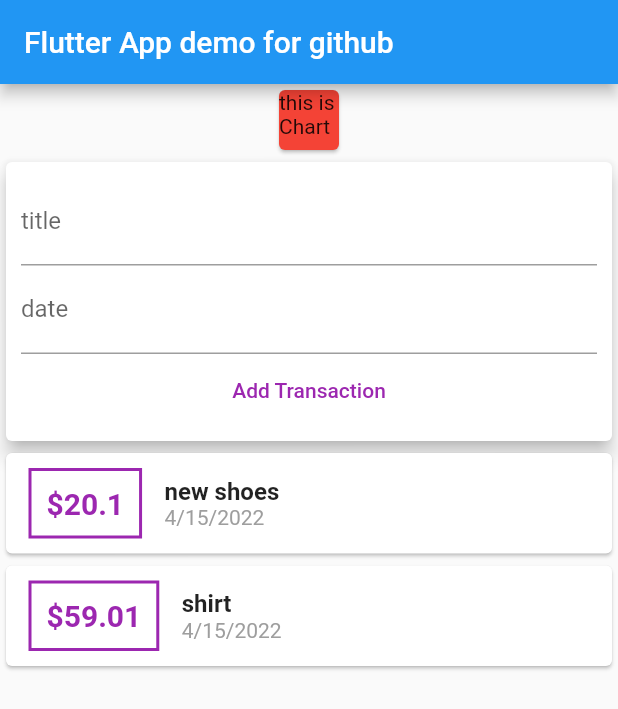
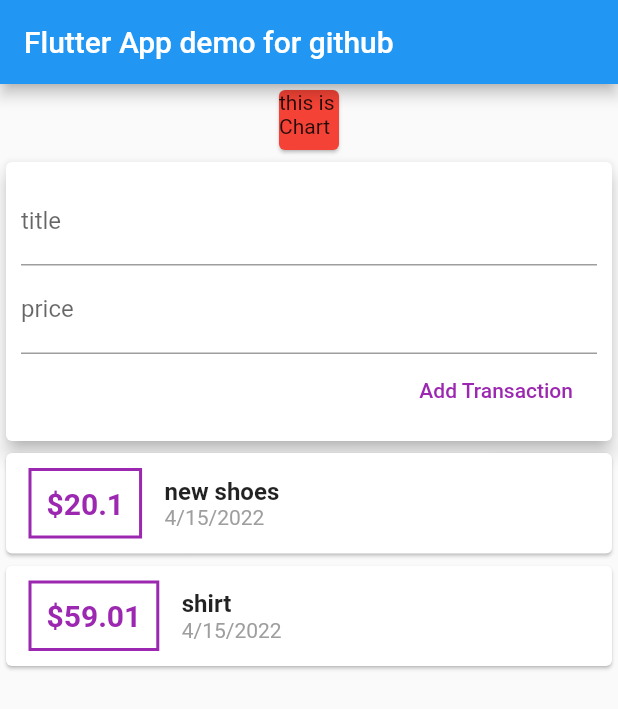
Before and after one commit to BawarX/expense, a Flutter app: the screen it shows after launch, after a tap on "Add Transaction", on a phone screen of 412 x 824 dp. Shown: the top 709 px of the screen. Run offline on Flutter 3.47's test engine with Material 2 defaults, Android fonts, the phone set to English and light mode, and no system bars.

Commit message:
added transaction button

```diff
--- a/lib/main.dart
+++ b/lib/main.dart
@@ -32,7 +32,10 @@ class MyHomePage extends StatelessWidget {
       date: DateTime.now(),
     ),
   ];
-
+  // String? titleInput;
+  // String? amountInput;
+    final titleController = TextEditingController();
+    final amountController = TextEditingController();
   @override
   Widget build(BuildContext context) {
     return Scaffold(
@@ -53,17 +56,27 @@ class MyHomePage extends StatelessWidget {
               child: Container(
                 padding: EdgeInsets.all(10),
                 child: Column(
+                  crossAxisAlignment: CrossAxisAlignment.end,
                   children: [
                     TextField(
-                      decoration: InputDecoration(label: Text('title')),
+                      decoration: InputDecoration(label: Text('title'),
+                      ),
+                      controller: titleController,
+                      // onChanged: (value) {
+                      //   titleInput = value;
+                      // },
                     ),
                     TextField(
-                      decoration: InputDecoration(label: Text('date')),
+                      decoration: InputDecoration(label: Text('price')),
+                      controller: amountController,
+                      // onChanged: (value)=> amountInput = value,
                     ),
-                    FlatButton(
+                     FlatButton(
                       child: Text("Add Transaction"),
                       textColor: Colors.purple,
-                      onPressed: (() {}),
+                      onPressed: (() {
+                       print(titleController.text);
+                      }),
                     )
                   ],
                 ),
```
